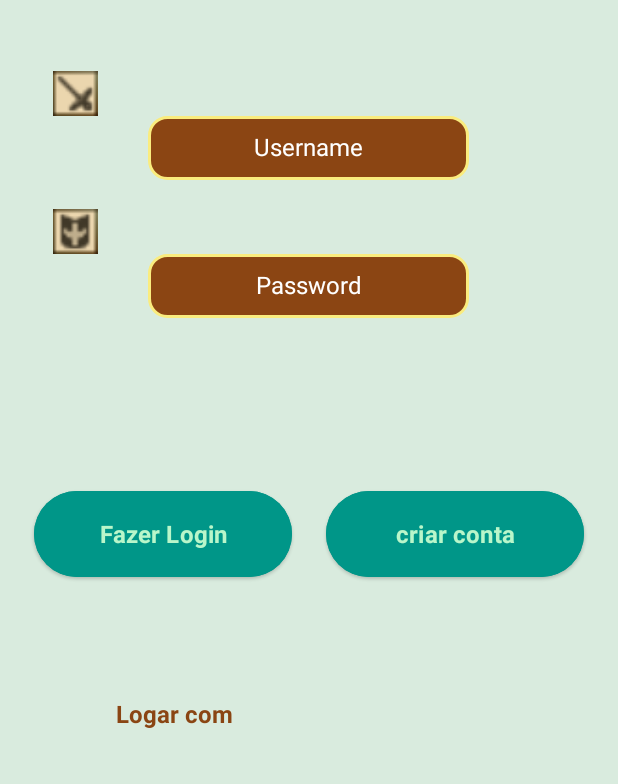
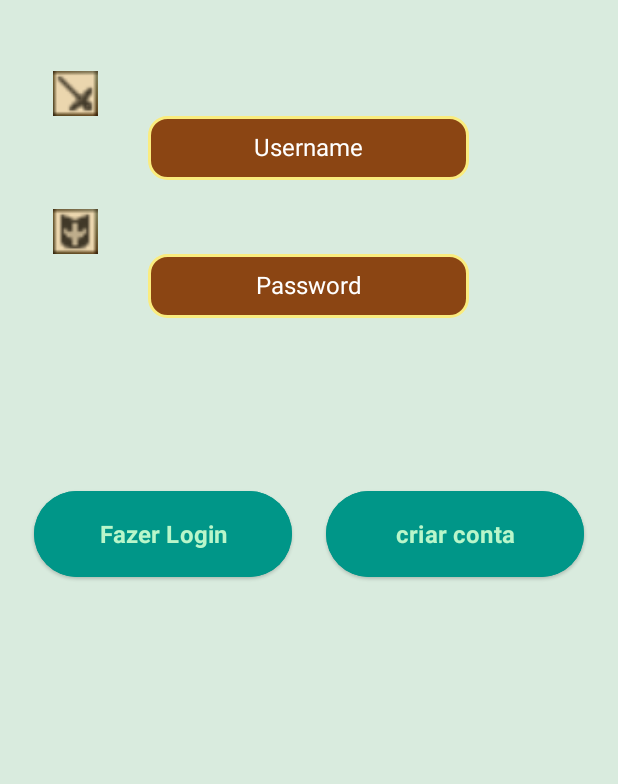
Before and after one commit to amazolin/Mais-Saude, an Android app: the screen it shows after launch (Login), on a phone screen of 412 x 824 dp, the part 452-1236 px from its top. Run offline under Robolectric (Android 15) with nearby library versions, the phone set to English and light mode, and no system bars; our stand-ins replace Firebase (no records; nobody signed in at launch, a user with empty details on screens opened directly); Roboto replaces fonts that are not available here.

Commit message:
Versão final - Software Funcional

```diff
--- a/app/src/main/res/layout/activity_login.xml
+++ b/app/src/main/res/layout/activity_login.xml
@@ -139,20 +139,6 @@
           app:layout_constraintStart_toEndOf="@+id/btnLogin"
           app:layout_constraintTop_toTopOf="parent" />
 
-      <TextView
-          android:id="@+id/textView5"
-          android:layout_width="115dp"
-          android:layout_height="32dp"
-          android:layout_marginStart="40dp"
-          android:layout_marginTop="76dp"
-          android:text="Logar com"
-          android:textAlignment="viewEnd"
-          android:textColor="#8A4513"
-          android:textSize="16sp"
-          android:textStyle="bold"
-          app:layout_constraintStart_toStartOf="parent"
-          app:layout_constraintTop_toBottomOf="@+id/btnLogin" />
-
     </androidx.constraintlayout.widget.ConstraintLayout>
 
     <TextView
```
